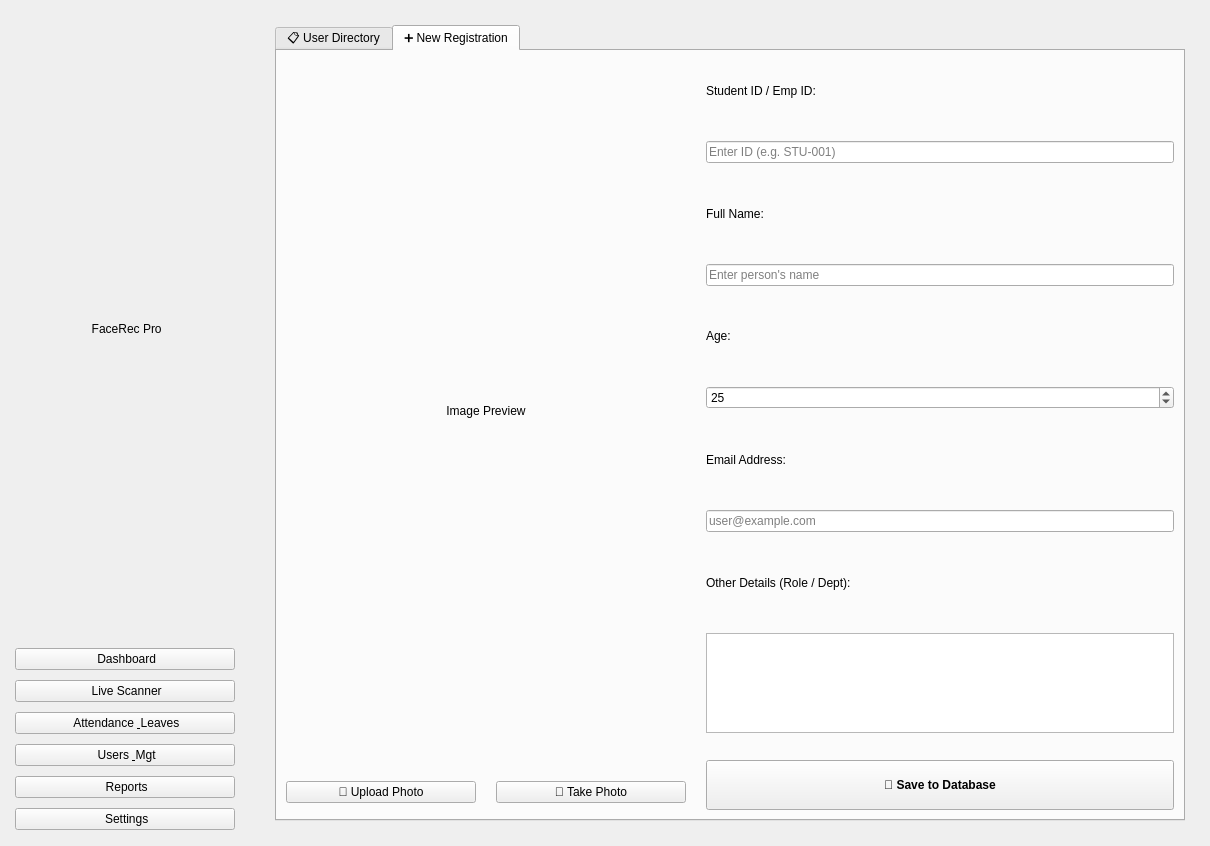
Before: the Qt Designer form design.ui in kdineshharsha/Attendance-System, drawn with Qt 5.
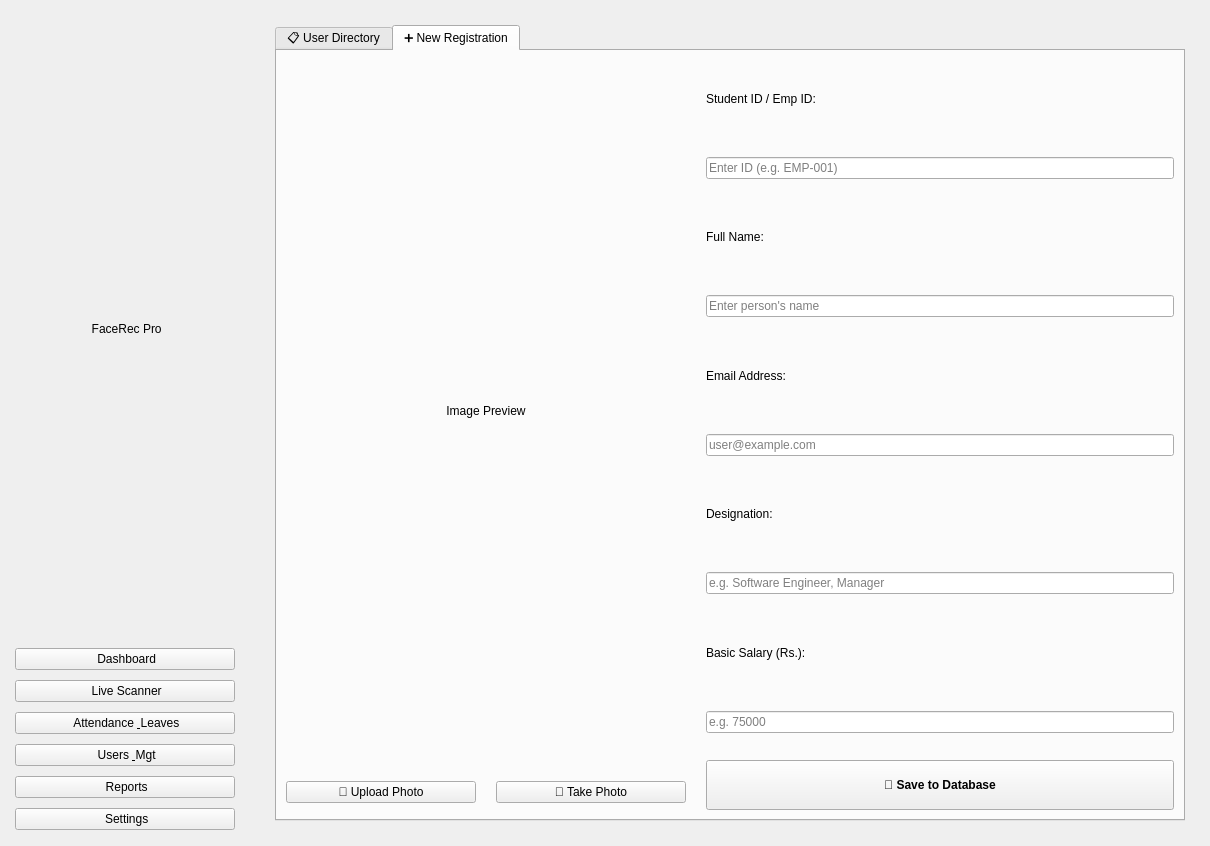
After: the same form once the commit is applied. The open tabs and pages were chosen to show the change. Icons and pictures are not drawn.

What changed in the file:
```diff
--- a/design.ui
+++ b/design.ui
@@ -470,18 +470,11 @@
             <item>
              <layout class="QVBoxLayout" name="verticalLayout_reg_form">
               <item><widget class="QLabel" name="label_id"><property name="text"><string>Student ID / Emp ID:</string></property></widget></item>
-              <item><widget class="QLineEdit" name="txt_reg_id"><property name="placeholderText"><string>Enter ID (e.g. STU-001)</string></property></widget></item>
+               <item><widget class="QLineEdit" name="txt_reg_id"><property name="placeholderText"><string>Enter ID (e.g. EMP-001)</string></property></widget></item>
+               
               <item><widget class="QLabel" name="label"><property name="text"><string>Full Name:</string></property></widget></item>
               <item><widget class="QLineEdit" name="txt_reg_name"><property name="placeholderText"><string>Enter person's name</string></property></widget></item>
-              <item><widget class="QLabel" name="label_2"><property name="text"><string>Age:</string></property></widget></item>
-              <item>
-               <widget class="QSpinBox" name="spin_reg_age">
-                <property name="minimum"><number>1</number></property>
-                <property name="maximum"><number>120</number></property>
-                <property name="value"><number>25</number></property>
-               </widget>
-
-              </item>
+               
               <item>
                <widget class="QLabel" name="lbl_reg_email">
                 <property name="text">
@@ -496,8 +489,15 @@
                 </property>
                </widget>
               </item>
-              <item><widget class="QLabel" name="label_3"><property name="text"><string>Other Details (Role / Dept):</string></property></widget></item>
-              <item><widget class="QTextEdit" name="txt_reg_details"><property name="maximumSize"><size><width>16777215</width><height>100</height></size></property></widget></item>
+
+               <item><widget class="QLabel" name="lbl_reg_designation"><property name="text"><string>Designation:</string></property></widget></item>
+               <item><widget class="QLineEdit" name="txt_reg_designation"><property name="placeholderText"><string>e.g. Software Engineer, Manager</string></property></widget></item>
+
+               <item><widget class="QLabel" name="lbl_reg_salary"><property name="text"><string>Basic Salary (Rs.):</string></property></widget></item>
+               <item><widget class="QLineEdit" name="txt_reg_salary"><property name="placeholderText"><string>e.g. 75000</string></property></widget></item>
+
+               
+               
               <item><spacer name="verticalSpacer_reg_form"><property name="orientation"><enum>Qt::Orientation::Vertical</enum></property></spacer></item>
               <item><widget class="QPushButton" name="btn_reg_save"><property name="minimumSize"><size><width>0</width><height>50</height></size></property><property name="font"><font><family>Segoe UI</family><bold>true</bold></font></property><property name="text"><string>💾 Save to Database</string></property></widget></item>
              </layout>
```
Lines whose indentation alone changed are shown as unchanged.
